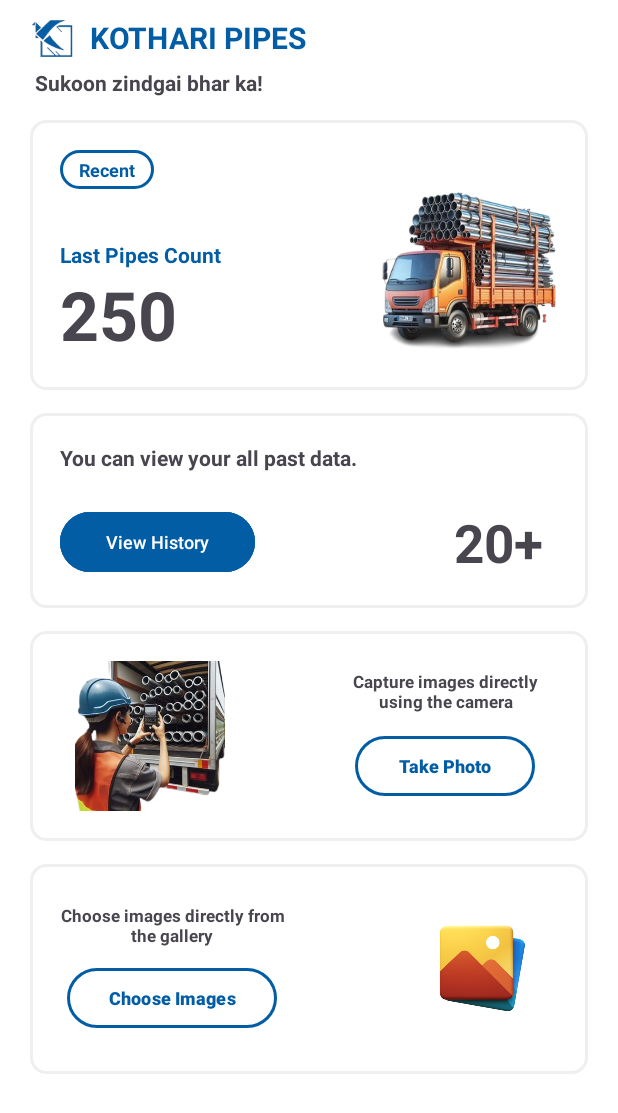
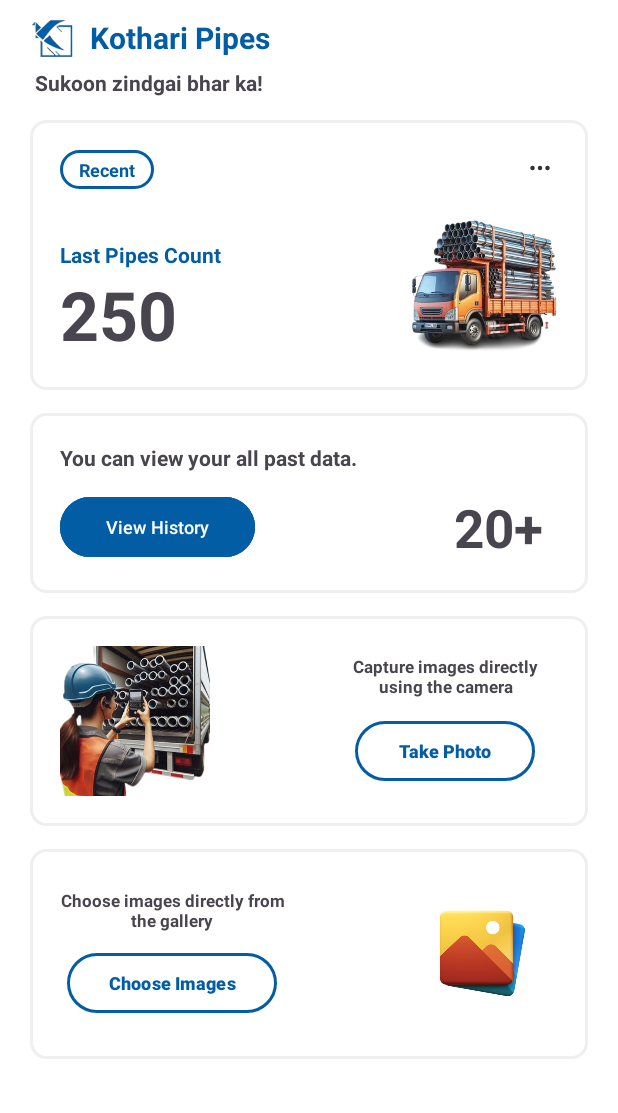
Before and after one commit to Nayak-Sahil/PipesDetection, an Android app: the screen it shows after launch (MainActivity), on a phone screen of 412 x 824 dp. Shown: the top 1113 px of the screen. Run offline under Robolectric (Android 15) with nearby library versions, the phone set to English and light mode, and no system bars.

Commit message:
Update: Dashboard Activity

```diff
--- /dev/null
+++ b/app/src/main/res/drawable/option_icon.xml
@@ -0,0 +1,34 @@
+<vector xmlns:android="http://schemas.android.com/apk/res/android"
+    android:width="24dp"
+    android:height="24dp"
+    android:viewportWidth="24"
+    android:viewportHeight="24">
+  <path
+      android:pathData="M4,6L20,6A2,2 0,0 1,22 8L22,16A2,2 0,0 1,20 18L4,18A2,2 0,0 1,2 16L2,8A2,2 0,0 1,4 6z"
+      android:strokeLineJoin="round"
+      android:strokeWidth="0"
+      android:fillColor="#00000000"
+      android:strokeColor="#FFFFFF"
+      android:strokeLineCap="round"/>
+  <path
+      android:pathData="M12,12h0.01"
+      android:strokeLineJoin="round"
+      android:strokeWidth="3"
+      android:fillColor="#00000000"
+      android:strokeColor="#333333"
+      android:strokeLineCap="round"/>
+  <path
+      android:pathData="M17,12h0.01"
+      android:strokeLineJoin="round"
+      android:strokeWidth="3"
+      android:fillColor="#00000000"
+      android:strokeColor="#333333"
+      android:strokeLineCap="round"/>
+  <path
+      android:pathData="M7,12h0.01"
+      android:strokeLineJoin="round"
+      android:strokeWidth="3"
+      android:fillColor="#00000000"
+      android:strokeColor="#333333"
+      android:strokeLineCap="round"/>
+</vector>
--- a/app/src/main/res/layout/activity_main.xml
+++ b/app/src/main/res/layout/activity_main.xml
@@ -32,7 +32,6 @@
             android:layout_height="wrap_content"
             android:text="@string/app_name"
             android:layout_gravity="center_vertical"
-            android:textAllCaps="true"
             android:textStyle="bold"
             android:textColor="@color/primary"
             android:textSize="20sp"/>
@@ -86,18 +85,27 @@
             android:layout_alignParentBottom="true"/>
 
         <ImageView
-            android:layout_width="120dp"
-            android:layout_height="120dp"
+            android:layout_width="100dp"
+            android:layout_height="100dp"
             android:layout_alignParentRight="true"
             android:layout_alignParentBottom="true"
             android:src="@drawable/pipes_truck_1" />
+
+        <ImageButton
+            android:id="@+id/optionBtn"
+            android:layout_width="wrap_content"
+            android:layout_height="wrap_content"
+            android:layout_alignParentRight="true"
+            android:layout_alignParentTop="true"
+            android:background="@color/white"
+            android:src="@drawable/option_icon" />
 
     </RelativeLayout>
 
     <RelativeLayout
         android:id="@+id/historyLayer"
         android:layout_width="match_parent"
-        android:layout_height="130dp"
+        android:layout_height="120dp"
         android:layout_marginTop="15dp"
         android:layout_below="@id/recentLayer"
         android:layout_marginHorizontal="20dp"
@@ -111,6 +119,7 @@
             android:text="You can view your all past data." />
 
         <Button
+            android:id="@+id/viewHistoryBtn"
             android:layout_width="130dp"
             android:layout_height="wrap_content"
             android:layout_alignParentLeft="true"
@@ -146,7 +155,7 @@
         android:background="@drawable/layoutborder">
 
         <ImageView
-            android:layout_width="120dp"
+            android:layout_width="100dp"
             android:layout_height="100dp"
             android:layout_centerVertical="true"
             android:src="@drawable/pipes_camera"/>
@@ -164,7 +173,6 @@
                 android:layout_height="wrap_content"
                 android:layout_alignParentRight="true"
                 android:layout_centerVertical="true"
-                android:layout_above="@id/takeImageBtn"
                 android:layout_marginBottom="11dp"
                 android:textSize="11sp"
                 android:textStyle="bold"
@@ -172,7 +180,7 @@
                 android:text="Capture images directly using the camera" />
 
             <Button
-                android:id="@+id/takeImageBtn"
+                android:id="@+id/takePhotoBtn"
                 android:layout_width="120dp"
                 android:layout_height="wrap_content"
                 android:layout_alignParentRight="true"
@@ -217,7 +225,6 @@
                 android:layout_height="wrap_content"
                 android:layout_alignParentRight="true"
                 android:layout_centerVertical="true"
-                android:layout_above="@id/takeImageBtn"
                 android:layout_marginBottom="10dp"
                 android:textStyle="bold"
                 android:textSize="11sp"
@@ -241,4 +248,5 @@
         </LinearLayout>
 
     </RelativeLayout>
+
 </RelativeLayout>
--- /dev/null
+++ b/app/src/main/res/menu/context_menu.xml
@@ -0,0 +1,5 @@
+<?xml version="1.0" encoding="utf-8"?>
+<menu xmlns:android="http://schemas.android.com/apk/res/android">
+    <item
+        android:title="Recount" />
+</menu>
```
